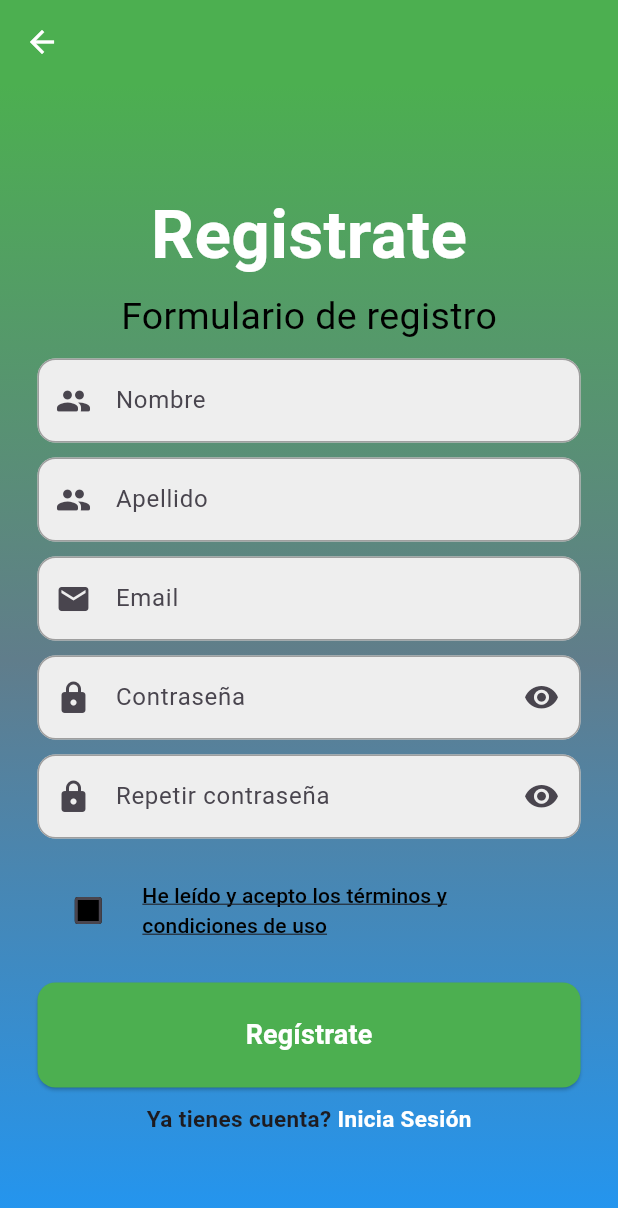
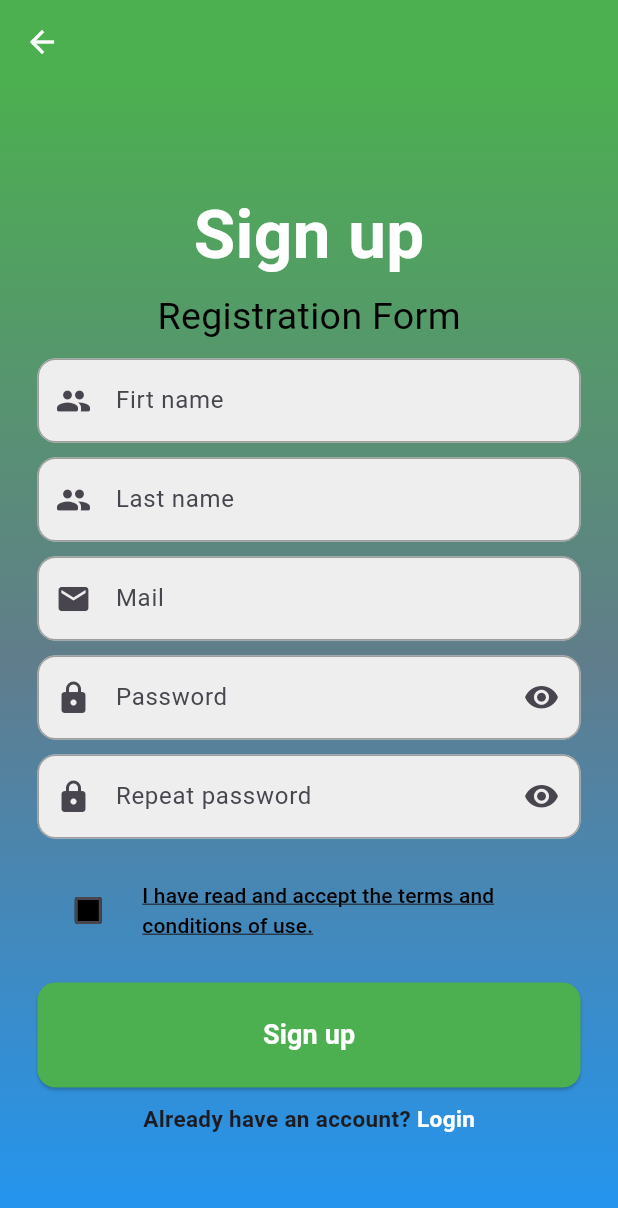
Before and after one commit to anibalv13/register_and_login, a Flutter app: the Register screen opened directly, on a phone screen of 412 x 824 dp. Shown: the top 1208 px of the screen. Run offline on Flutter 3.47's test engine with Material 2 defaults, Android fonts, the phone set to English and light mode, and no system bars.

Commit message:
changes languages

```diff
--- a/lib/screens/login.dart
+++ b/lib/screens/login.dart
@@ -61,7 +61,7 @@ class _LoginState extends State<Login> {
                 const Padding(
                   padding: EdgeInsets.all(8.0),
                   child: Text(
-                    'Inicia Sesión',
+                    'Login',
                     style: TextStyle(
                         fontWeight: FontWeight.bold,
                         fontSize: 45,
@@ -84,7 +84,7 @@ class _LoginState extends State<Login> {
                         focusedBorder: OutlineInputBorder(
                             borderSide: const BorderSide(color: Colors.blue),
                             borderRadius: BorderRadius.circular(12)),
-                        hintText: 'Email',
+                        hintText: 'Mail',
                         prefixIcon: const Icon(Icons.people_rounded, size: 24),
                         fillColor: Colors.grey[200],
                         filled: true),
@@ -110,7 +110,7 @@ class _LoginState extends State<Login> {
                         focusedBorder: OutlineInputBorder(
                             borderSide: const BorderSide(color: Colors.blue),
                             borderRadius: BorderRadius.circular(12)),
-                        hintText: 'Contraseña',
+                        hintText: 'Password',
                         fillColor: Colors.grey[200],
                         filled: true,
                         prefixIcon: const Icon(Icons.lock_rounded, size: 24),
@@ -148,7 +148,7 @@ class _LoginState extends State<Login> {
                       ),
                     ),
                     child: const Text(
-                      'Iniciar Sesión',
+                      'Login',
                       style: TextStyle(
                           color: Colors.white,
                           fontWeight: FontWeight.bold,
@@ -165,7 +165,7 @@ class _LoginState extends State<Login> {
                       GestureDetector(
                         onTap: () {},
                         child: const Text(
-                          '¿Ha olvidado su contraseña?',
+                          'Forgot your password?',
                           style: TextStyle(
                               color: Colors.white,
                               fontWeight: FontWeight.bold,
@@ -180,14 +180,14 @@ class _LoginState extends State<Login> {
                   mainAxisAlignment: MainAxisAlignment.center,
                   children: [
                     const Text(
-                      'No tienes cuenta?',
+                      'don\'t have an account?',
                       style:
                           TextStyle(fontWeight: FontWeight.bold, fontSize: 15),
                     ),
                     GestureDetector(
                       onTap: goToRegister,
                       child: const Text(
-                        ' Regístrate',
+                        ' Sign up',
                         style: TextStyle(
                             color: Colors.white,
                             fontWeight: FontWeight.bold,
--- a/lib/screens/register.dart
+++ b/lib/screens/register.dart
@@ -87,7 +87,7 @@ class _RegisterState extends State<Register> {
                 mainAxisAlignment: MainAxisAlignment.center,
                 children: [
                   const Text(
-                    'Registrate',
+                    'Sign up',
                     style: TextStyle(
                         fontWeight: FontWeight.bold,
                         fontSize: 45,
@@ -97,7 +97,7 @@ class _RegisterState extends State<Register> {
                     height: 5,
                   ),
                   const Text(
-                    'Formulario de registro',
+                    'Registration Form',
                     style: TextStyle(fontSize: 25, color: Colors.black),
                   ),
                   const SizedBox(
@@ -117,7 +117,7 @@ class _RegisterState extends State<Register> {
                           focusedBorder: OutlineInputBorder(
                               borderSide: const BorderSide(color: Colors.green),
                               borderRadius: BorderRadius.circular(12)),
-                          hintText: 'Nombre',
+                          hintText: 'Firt name',
                           prefixIcon:
                               const Icon(Icons.people_rounded, size: 24),
                           fillColor: Colors.grey[200],
@@ -140,7 +140,7 @@ class _RegisterState extends State<Register> {
                           focusedBorder: OutlineInputBorder(
                               borderSide: const BorderSide(color: Colors.green),
                               borderRadius: BorderRadius.circular(12)),
-                          hintText: 'Apellido',
+                          hintText: 'Last name',
                           prefixIcon:
                               const Icon(Icons.people_rounded, size: 24),
                           fillColor: Colors.grey[200],
@@ -164,7 +164,7 @@ class _RegisterState extends State<Register> {
                           focusedBorder: OutlineInputBorder(
                               borderSide: const BorderSide(color: Colors.green),
                               borderRadius: BorderRadius.circular(12)),
-                          hintText: 'Email',
+                          hintText: 'Mail',
                           prefixIcon: const Icon(Icons.mail, size: 24),
                           fillColor: Colors.grey[200],
                           filled: true),
@@ -190,7 +190,7 @@ class _RegisterState extends State<Register> {
                           focusedBorder: OutlineInputBorder(
                               borderSide: const BorderSide(color: Colors.green),
                               borderRadius: BorderRadius.circular(12)),
-                          hintText: 'Contraseña',
+                          hintText: 'Password',
                           prefixIcon: const Icon(Icons.lock_rounded, size: 24),
                           suffixIcon: Padding(
                             padding: const EdgeInsets.fromLTRB(0, 0, 4, 0),
@@ -228,7 +228,7 @@ class _RegisterState extends State<Register> {
                           focusedBorder: OutlineInputBorder(
                               borderSide: const BorderSide(color: Colors.green),
                               borderRadius: BorderRadius.circular(12)),
-                          hintText: 'Repetir contraseña',
+                          hintText: 'Repeat password',
                           prefixIcon: const Icon(Icons.lock_rounded, size: 24),
                           suffixIcon: Padding(
                             padding: const EdgeInsets.fromLTRB(0, 0, 4, 0),
@@ -275,7 +275,7 @@ class _RegisterState extends State<Register> {
                             child: TextButton(
                               onPressed: () {},
                               child: const Text(
-                                'He leído y acepto los términos y condiciones de uso',
+                                'I have read and accept the terms and conditions of use.',
                                 style: TextStyle(
                                   color: Colors.black,
                                   decoration: TextDecoration.underline,
@@ -306,7 +306,7 @@ class _RegisterState extends State<Register> {
                         ),
                       ),
                       child: const Text(
-                        'Regístrate',
+                        'Sign up',
                         style: TextStyle(
                             color: Colors.white,
                             fontWeight: FontWeight.bold,
@@ -318,14 +318,14 @@ class _RegisterState extends State<Register> {
                     mainAxisAlignment: MainAxisAlignment.center,
                     children: [
                       const Text(
-                        'Ya tienes cuenta?',
+                        'Already have an account?',
                         style: TextStyle(
                             fontWeight: FontWeight.bold, fontSize: 15),
                       ),
                       GestureDetector(
                         onTap: goToLogin,
                         child: const Text(
-                          ' Inicia Sesión',
+                          ' Login',
                           style: TextStyle(
                               color: Colors.white,
                               fontWeight: FontWeight.bold,
```
Also changed, not shown: 1 other file.
